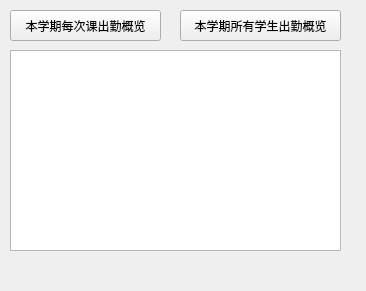
Qt form demo/frame_query.ui (SITP-face-recognize/QTclient) before a commit.
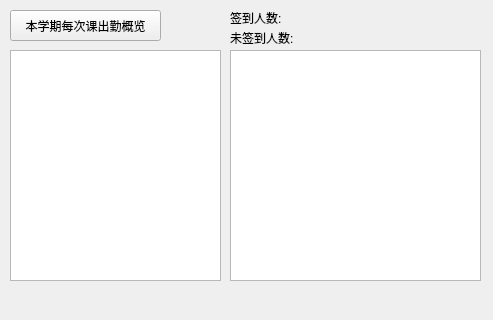
The same form after that commit.

```diff
--- a/demo/frame_query.ui
+++ b/demo/frame_query.ui
@@ -6,42 +6,13 @@
    <rect>
     <x>0</x>
     <y>0</y>
-    <width>366</width>
-    <height>291</height>
+    <width>493</width>
+    <height>320</height>
    </rect>
   </property>
   <property name="windowTitle">
    <string>Form</string>
   </property>
-  <widget class="QTableWidget" name="tableWidget">
-   <property name="geometry">
-    <rect>
-     <x>10</x>
-     <y>50</y>
-     <width>331</width>
-     <height>201</height>
-    </rect>
-   </property>
-   <property name="columnCount">
-    <number>4</number>
-   </property>
-   <attribute name="horizontalHeaderVisible">
-    <bool>false</bool>
-   </attribute>
-   <attribute name="horizontalHeaderCascadingSectionResizes">
-    <bool>false</bool>
-   </attribute>
-   <attribute name="horizontalHeaderDefaultSectionSize">
-    <number>63</number>
-   </attribute>
-   <attribute name="verticalHeaderVisible">
-    <bool>false</bool>
-   </attribute>
-   <column/>
-   <column/>
-   <column/>
-   <column/>
-  </widget>
   <widget class="QPushButton" name="query_by_course">
    <property name="geometry">
     <rect>
@@ -55,17 +26,50 @@
     <string>本学期每次课出勤概览</string>
    </property>
   </widget>
-  <widget class="QPushButton" name="query_by_stu">
+  <widget class="QTableView" name="courseSign">
    <property name="geometry">
     <rect>
-     <x>180</x>
+     <x>10</x>
+     <y>50</y>
+     <width>211</width>
+     <height>231</height>
+    </rect>
+   </property>
+  </widget>
+  <widget class="QTableView" name="signInfo">
+   <property name="geometry">
+    <rect>
+     <x>230</x>
+     <y>50</y>
+     <width>251</width>
+     <height>231</height>
+    </rect>
+   </property>
+  </widget>
+  <widget class="QLabel" name="signedNum">
+   <property name="geometry">
+    <rect>
+     <x>230</x>
      <y>10</y>
-     <width>161</width>
-     <height>31</height>
+     <width>101</width>
+     <height>16</height>
     </rect>
    </property>
    <property name="text">
-    <string>本学期所有学生出勤概览</string>
+    <string>签到人数:</string>
+   </property>
+  </widget>
+  <widget class="QLabel" name="unSignedNum">
+   <property name="geometry">
+    <rect>
+     <x>230</x>
+     <y>30</y>
+     <width>111</width>
+     <height>16</height>
+    </rect>
+   </property>
+   <property name="text">
+    <string>未签到人数:</string>
    </property>
   </widget>
  </widget>
```
